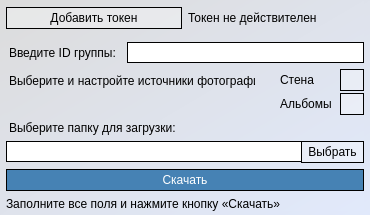
khaustova/vk-photos-parser, file ui/main_window.ui: the form before one commit.
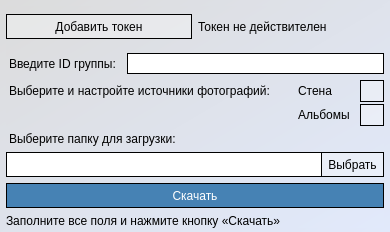
The form after the commit. Icons and pictures are not drawn.

Commit message: Update token window

What changed in the file:
```diff
--- a/ui/main_window.ui
+++ b/ui/main_window.ui
@@ -6,20 +6,20 @@
    <rect>
     <x>0</x>
     <y>0</y>
-    <width>370</width>
-    <height>215</height>
+    <width>390</width>
+    <height>232</height>
    </rect>
   </property>
   <property name="minimumSize">
    <size>
-    <width>370</width>
-    <height>215</height>
+    <width>390</width>
+    <height>232</height>
    </size>
   </property>
   <property name="maximumSize">
    <size>
-    <width>370</width>
-    <height>215</height>
+    <width>390</width>
+    <height>236</height>
    </size>
   </property>
   <property name="windowTitle">
@@ -37,7 +37,7 @@
      <number>6</number>
     </property>
     <property name="topMargin">
-     <number>0</number>
+     <number>6</number>
     </property>
     <property name="rightMargin">
      <number>6</number>
@@ -72,6 +72,7 @@
 background-color: rgba(255, 255, 255, 80);
 border: 1px solid black;
 padding: 3px 3px;
+height: 17px;
 }
 
 QPushButton:hover {
@@ -154,7 +155,8 @@
            </property>
            <property name="styleSheet">
             <string notr="true">background-color: transparent;
-padding-top: 2px;</string>
+padding-top: 1px;
+width: 210px;</string>
            </property>
            <property name="text">
             <string>Выберите и настройте источники фотографий:</string>
@@ -321,6 +323,9 @@
            </property>
            <item>
             <widget class="QLineEdit" name="line_edit_select_path">
+             <property name="enabled">
+              <bool>false</bool>
+             </property>
              <property name="minimumSize">
               <size>
                <width>0</width>
@@ -328,10 +333,13 @@
               </size>
              </property>
              <property name="styleSheet">
-              <string notr="true">background-color: white;
+              <string notr="true">QLineEdit {
+background-color: white;
 border: 1px solid black;
 border-right: none;
-padding: 1px;</string>
+padding: 1px;
+height: 21px;
+}</string>
              </property>
             </widget>
            </item>
@@ -362,7 +370,8 @@
               <string notr="true">QPushButton {
 background-color: rgba(255, 255, 255, 80);
 border: 1px solid black;
-padding: 3px 3px;
+padding: 3px;
+height: 17px;
 width: 55px;
 }
 
@@ -399,6 +408,7 @@
 color: white;
 border: 1px solid black;
 padding: 3px 3px;
+height: 17px;
 }
 
 QPushButton:hover {
```
Left out of the diff: 2 changed lines with no effect on the pictures. The commit also changes 3 other files.
